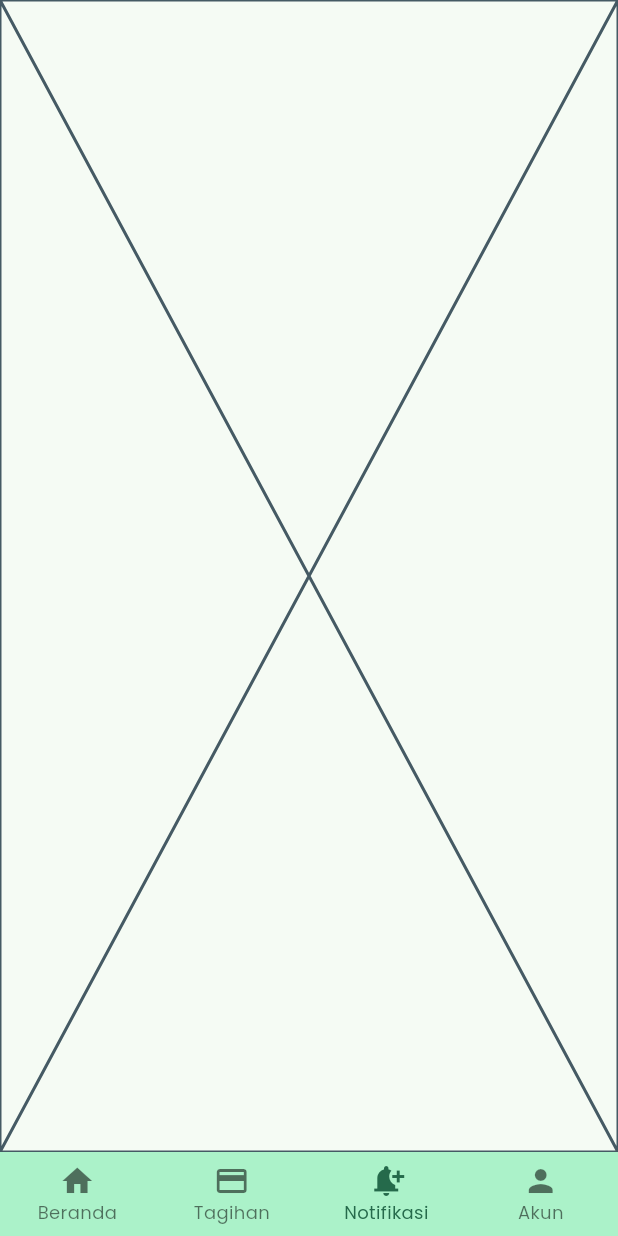
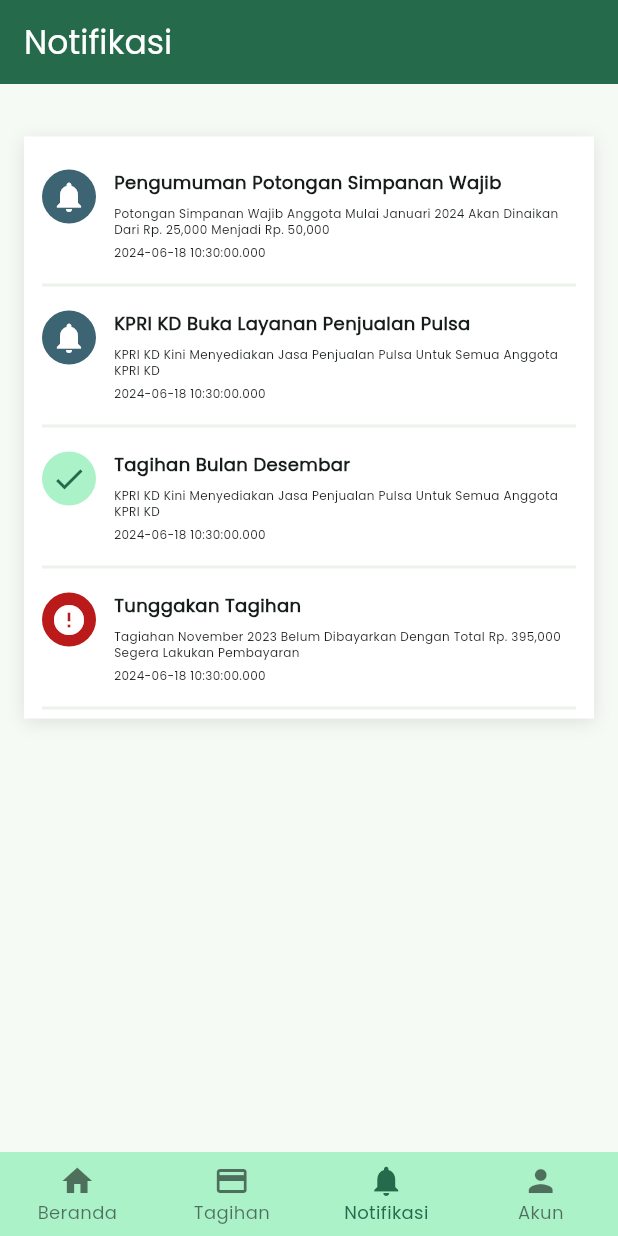
Before and after one commit to ThoriqW/aplikasi_kpri_mobile, a Flutter app: the MainView screen opened directly, item 3 of the bottom bar chosen, on a phone screen of 412 x 824 dp. Run offline on Flutter 3.47's test engine with Material 3 defaults, Android fonts, the phone set to English and light mode, and no system bars; our stand-ins replace flutter_riverpod, get, hexcolor.

Commit message:
add page notification view

```diff
--- a/lib/views/main_view.dart
+++ b/lib/views/main_view.dart
@@ -48,7 +48,7 @@ class _MainViewState extends State<MainView> {
             label: 'Tagihan',
           ),
           BottomNavigationBarItem(
-            icon: Icon(Icons.notification_add),
+            icon: Icon(Icons.notifications),
             label: 'Notifikasi',
           ),
           BottomNavigationBarItem(
--- a/lib/views/notification_view.dart
+++ b/lib/views/notification_view.dart
@@ -1,3 +1,4 @@
+import 'package:aplikasi_kpri_mobile/widgets/notification_card.dart';
 import 'package:flutter/material.dart';
 
 class NotificationView extends StatelessWidget {
@@ -5,6 +6,80 @@ class NotificationView extends StatelessWidget {
 
   @override
   Widget build(BuildContext context) {
-    return const Placeholder();
+    return Scaffold(
+      appBar: AppBar(
+        title: Text(
+          "Notifikasi",
+          style: TextStyle(color: Theme.of(context).colorScheme.onPrimary),
+        ),
+        backgroundColor: Theme.of(context).colorScheme.primary,
+      ),
+      body: SingleChildScrollView(
+        child: Center(
+          child: Column(
+            children: [
+              Container(
+                width: MediaQuery.of(context).size.width - 32,
+                margin: const EdgeInsets.only(top: 35, bottom: 35),
+                padding:
+                    const EdgeInsets.symmetric(horizontal: 12, vertical: 6),
+                decoration: const BoxDecoration(
+                  color: Colors.white,
+                  boxShadow: [
+                    BoxShadow(
+                      color: Color.fromRGBO(0, 0, 0, 0.1),
+                      blurRadius: 9,
+                      spreadRadius: 0,
+                      offset: Offset(0, 2),
+                    ),
+                  ],
+                ),
+                child: Column(
+                  children: [
+                    NotificationCard(
+                      notifTitle: "Pengumuman Potongan Simpanan Wajib",
+                      notifContent:
+                          "Potongan Simpanan Wajib Anggota Mulai Januari 2024 Akan Dinaikan Dari Rp. 25,000 Menjadi Rp. 50,000",
+                      date: DateTime.now(),
+                      colorIcon: Theme.of(context).colorScheme.onPrimary,
+                      backgroundIcon: Theme.of(context).colorScheme.tertiary,
+                      notifIcon: Icons.notifications,
+                    ),
+                    NotificationCard(
+                      notifTitle: "KPRI KD Buka Layanan Penjualan Pulsa",
+                      notifContent:
+                          "KPRI KD Kini Menyediakan Jasa Penjualan Pulsa Untuk Semua Anggota KPRI KD",
+                      date: DateTime.now(),
+                      colorIcon: Theme.of(context).colorScheme.onPrimary,
+                      backgroundIcon: Theme.of(context).colorScheme.tertiary,
+                      notifIcon: Icons.notifications,
+                    ),
+                    NotificationCard(
+                      notifTitle: "Tagihan Bulan Desembar",
+                      notifContent:
+                          "KPRI KD Kini Menyediakan Jasa Penjualan Pulsa Untuk Semua Anggota KPRI KD",
+                      date: DateTime.now(),
+                      colorIcon: Theme.of(context).colorScheme.primary,
+                      backgroundIcon:
+                          Theme.of(context).colorScheme.primaryContainer,
+                      notifIcon: Icons.check,
+                    ),
+                    NotificationCard(
+                      notifTitle: "Tunggakan Tagihan",
+                      notifContent:
+                          "Tagiahan November 2023 Belum Dibayarkan Dengan Total Rp. 395,000 Segera Lakukan Pembayaran",
+                      date: DateTime.now(),
+                      colorIcon: Theme.of(context).colorScheme.onError,
+                      backgroundIcon: Theme.of(context).colorScheme.error,
+                      notifIcon: Icons.error,
+                    )
+                  ],
+                ),
+              )
+            ],
+          ),
+        ),
+      ),
+    );
   }
 }
--- a/lib/widgets/invoice_card.dart
+++ b/lib/widgets/invoice_card.dart
@@ -19,9 +19,7 @@ class InvoiceCard extends StatelessWidget {
 
   @override
   Widget build(BuildContext context) {
-    return Column(
-      children: [
-        Container(
+    return Container(
       padding: const EdgeInsets.only(bottom: 16, top: 16),
       decoration: BoxDecoration(
         border: Border(
@@ -69,7 +67,7 @@ class InvoiceCard extends StatelessWidget {
                         fontWeight: FontWeight.w300, fontSize: 8),
                   ),
                   const SizedBox(
-                        height: 4,
+                    height: 6,
                   ),
                   Text(
                     date.toString(),
@@ -89,8 +87,6 @@ class InvoiceCard extends StatelessWidget {
           )
         ],
       ),
-        ),
-      ],
     );
   }
 }
--- /dev/null
+++ b/lib/widgets/notification_card.dart
@@ -0,0 +1,82 @@
+import 'package:flutter/material.dart';
+
+class NotificationCard extends StatelessWidget {
+  const NotificationCard({
+    super.key,
+    required this.notifTitle,
+    required this.notifContent,
+    required this.date,
+    required this.colorIcon,
+    required this.backgroundIcon,
+    required this.notifIcon,
+  });
+
+  final String notifTitle;
+  final String notifContent;
+  final DateTime date;
+  final Color colorIcon;
+  final Color backgroundIcon;
+  final IconData notifIcon;
+
+  @override
+  Widget build(BuildContext context) {
+    return Container(
+      padding: const EdgeInsets.only(bottom: 16, top: 16),
+      decoration: BoxDecoration(
+        border: Border(
+          bottom: BorderSide(
+            width: 2,
+            color: Theme.of(context).colorScheme.onInverseSurface,
+          ),
+        ),
+      ),
+      child: Row(
+        crossAxisAlignment: CrossAxisAlignment.start,
+        children: [
+          Container(
+            padding: const EdgeInsets.all(6),
+            decoration: BoxDecoration(
+                borderRadius: BorderRadius.circular(50), color: backgroundIcon),
+            child: Icon(
+              notifIcon,
+              color: colorIcon,
+            ),
+          ),
+          const SizedBox(
+            width: 12,
+          ),
+          Expanded(
+            child: Column(
+              crossAxisAlignment: CrossAxisAlignment.start,
+              children: [
+                Text(
+                  notifTitle,
+                  style: const TextStyle(
+                    fontWeight: FontWeight.bold,
+                    fontSize: 12,
+                  ),
+                ),
+                const SizedBox(
+                  height: 6,
+                ),
+                Text(
+                  notifContent,
+                  style:
+                      const TextStyle(fontWeight: FontWeight.w300, fontSize: 8),
+                ),
+                const SizedBox(
+                  height: 4,
+                ),
+                Text(
+                  date.toString(),
+                  style:
+                      const TextStyle(fontWeight: FontWeight.w300, fontSize: 8),
+                )
+              ],
+            ),
+          ),
+        ],
+      ),
+    );
+  }
+}
```
Lines whose indentation alone changed are shown as unchanged.
